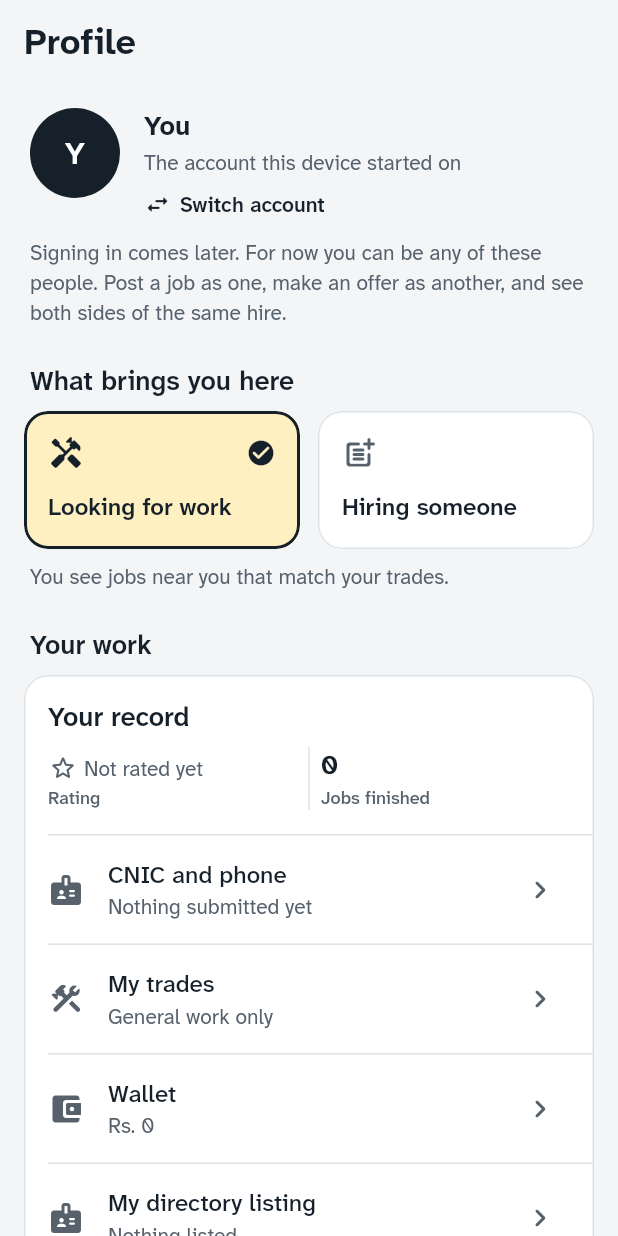
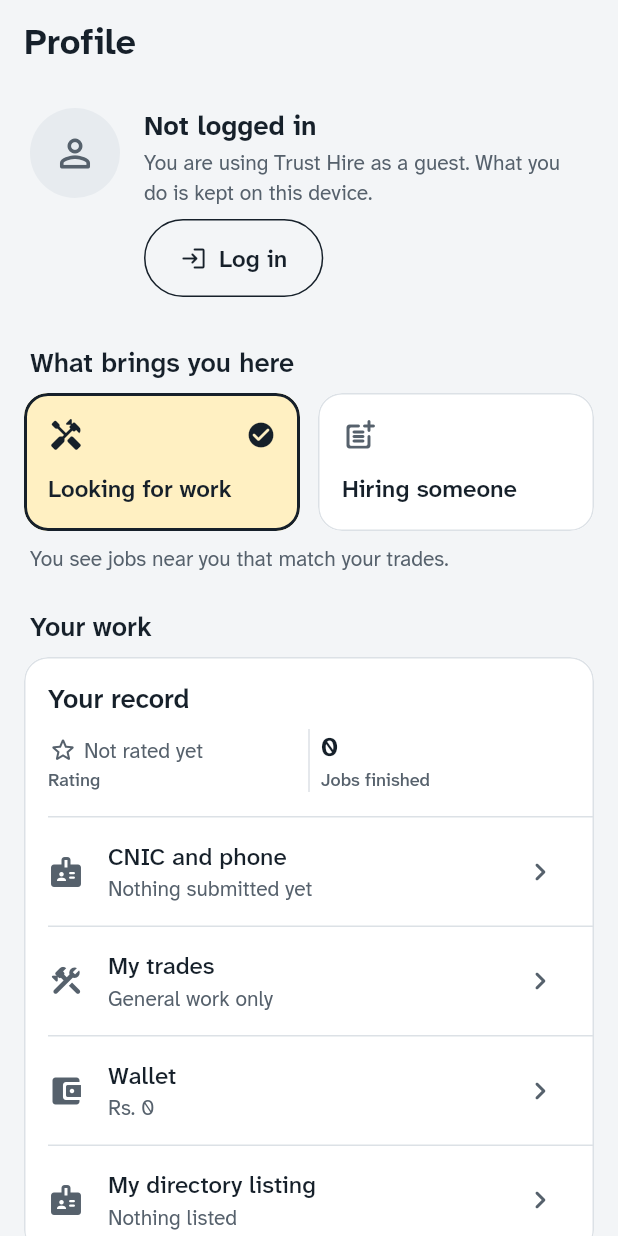
Before and after one commit to HamzaAnjum96/Trust-Hire, a Flutter app: the ProfileScreen screen opened directly, on a phone screen of 412 x 824 dp. Run offline on Flutter 3.47's test engine with Material 3 defaults, Android fonts, the phone set to English and light mode, and no system bars; our stand-ins replace audioplayers, flutter_map, geolocator, image_picker, latlong2, shared_preferences and 1 more; missing offline and left inert: record; accounts and stored records are empty.

Commit message:
Log in and out from the profile; no avatar at the top of any screen
The avatar at the top right of Jobs, Directory and Activity opened an
account switcher. It is gone. The profile now says who is logged in, with
Log out, or that nobody is, with Log in, which lists the demo people. Being
nobody is being a guest on this device: the device's own account, whose
work is kept here under no one's name. Logging in or out replaces the last
note on screen rather than queueing behind it.

The navigation rail gets a focus colour of its own (turmeric at 40% on the
ink shell), since Material draws rail focus at a few percent; the keyboard
walk now reaches the rail on a desktop and checks it.

Co-Authored-By: Claude Opus 5.5 <noreply@anthropic.com>
Claude-Session: https://claude.ai/code/session_01R9Kadtc5ZtJezFf1n63pfW

```diff
--- a/code/frontend/lib/app/account_controller.dart
+++ b/code/frontend/lib/app/account_controller.dart
@@ -28,6 +28,13 @@ class AccountController extends ChangeNotifier {
     notifyListeners();
   }
 
+  /// Whether somebody is logged in. The device's own account is being a
+  /// guest: what it does is kept on this device, under no one's name.
+  bool get loggedIn => !_active.isDevice;
+
+  /// Back to being a guest on this device.
+  Future<void> logOut() => switchTo(DemoAccounts.device);
+
   Future<void> switchTo(DemoAccount account) async {
     if (account.id == _active.id) return;
 
--- a/code/frontend/lib/features/account/account_switcher.dart
+++ b/code/frontend/lib/features/account/account_switcher.dart
@@ -7,7 +7,6 @@ import '../../app/job_controller.dart';
 import '../../core/tokens.dart';
 import '../../l10n/app_localizations.dart';
 import '../../models/account.dart';
-import '../../widgets/focus_ring.dart';
 
 /// The name to show for an account, in the reader's language.
 ///
@@ -57,28 +56,11 @@ class AccountAvatar extends StatelessWidget {
   }
 }
 
-/// The app-bar control that says who you are and opens the switcher.
+/// Logging in: the people you can be.
 ///
-/// On every destination rather than only on the profile screen: which account
-/// is active changes what the map, the feed and the activity list show, so it
-/// belongs where those are, not two taps away in settings.
-class AccountButton extends StatelessWidget {
-  const AccountButton({super.key});
-
-  @override
-  Widget build(BuildContext context) {
-    final strings = AppStrings.of(context);
-    final account = context.watch<AccountController>().active;
-
-    return IconButton(
-      tooltip: '${strings.switchAccount} · ${accountName(account, strings)}',
-      onPressed: () => AccountSheet.open(context),
-      icon: AccountAvatar(account: account, radius: 16),
-    );
-  }
-}
-
-/// The list of people you can be.
+/// There is no password yet (Section 13a), so logging in is choosing one of
+/// the demo people. The guest, the device's own account, is not listed: going
+/// back to it is logging out, from the profile.
 class AccountSheet extends StatelessWidget {
   const AccountSheet({super.key});
 
@@ -107,10 +89,10 @@ class AccountSheet extends StatelessWidget {
           mainAxisSize: MainAxisSize.min,
           crossAxisAlignment: CrossAxisAlignment.start,
           children: [
-            Text(strings.demoAccounts, style: theme.textTheme.titleLarge),
+            Text(strings.logInTitle, style: theme.textTheme.titleLarge),
             const SizedBox(height: BrandSizing.spaceXs),
             Text(
-              strings.demoAccountsExplain,
+              strings.logInExplain,
               style: theme.textTheme.bodyMedium?.copyWith(
                 color: theme.colorScheme.onSurfaceVariant,
               ),
@@ -121,6 +103,7 @@ class AccountSheet extends StatelessWidget {
                 shrinkWrap: true,
                 children: [
                   for (final account in accounts.roster)
+                    if (!account.isDevice)
                       _AccountTile(
                         account: account,
                         isActive: account.id == accounts.activeId,
@@ -177,10 +160,12 @@ class _AccountTile extends StatelessWidget {
               await context.read<AccountController>().switchTo(account);
 
               navigator.pop();
-              messenger.showSnackBar(
+              messenger
+                ..hideCurrentSnackBar()
+                ..showSnackBar(
                   SnackBar(
                     content: Text(
-                    strings.nowActingAs(accountName(account, strings)),
+                      strings.loggedInAs(accountName(account, strings)),
                     ),
                   ),
                 );
@@ -189,13 +174,14 @@ class _AccountTile extends StatelessWidget {
   }
 }
 
-/// Who you are, at the head of the profile — and the way to be someone else.
+/// Who you are, at the head of the profile, and the way to log in or out.
 ///
-/// **A header, not a card** since 0.23: a large avatar, the name at page
-/// size, where they are, and "Switch account" said in words under it, the
-/// way a profile with more than one account usually says it. The whole row
-/// opens the switcher. It used to be a bordered list tile under a "Demo
-/// accounts" heading, which put the demo's mechanics above the person.
+/// **Logging in and out lives here, and only here, since 0.26.** It used to
+/// be an avatar at the top right of every destination that opened a
+/// switcher; somebody looking at jobs had a stranger's initials in the
+/// corner of the screen and no word for what the circle did. Now the profile
+/// says plainly who is logged in, with *Log out*, or that nobody is, with
+/// *Log in*.
 class AccountCard extends StatelessWidget {
   const AccountCard({super.key});
 
@@ -203,16 +189,11 @@ class AccountCard extends StatelessWidget {
   Widget build(BuildContext context) {
     final strings = AppStrings.of(context);
     final theme = Theme.of(context);
-    final account = context.watch<AccountController>().active;
+    final accounts = context.watch<AccountController>();
+    final account = accounts.active;
+    final loggedIn = accounts.loggedIn;
 
-    return Material(
-      type: MaterialType.transparency,
-      child: FocusRing(
-        radius: BrandRadius.largeAll,
-        child: InkWell(
-          onTap: () => AccountSheet.open(context),
-          borderRadius: BrandRadius.largeAll,
-          child: Padding(
+    return Padding(
       padding: const EdgeInsets.symmetric(
         horizontal: BrandSizing.spaceXs,
         vertical: BrandSizing.spaceSm,
@@ -220,57 +201,70 @@ class AccountCard extends StatelessWidget {
       child: Row(
         crossAxisAlignment: CrossAxisAlignment.start,
         children: [
-                AccountAvatar(account: account, radius: 30),
+          if (loggedIn)
+            AccountAvatar(account: account, radius: 30)
+          else
+            // A guest has no initials: a person glyph, in the same circle.
+            CircleAvatar(
+              radius: 30,
+              backgroundColor: context.colours.tint,
+              child: Icon(
+                Icons.person_outline_rounded,
+                size: 30,
+                color: context.colours.textMuted,
+              ),
+            ),
           const SizedBox(width: BrandSizing.spaceMd),
           Expanded(
             child: Column(
               crossAxisAlignment: CrossAxisAlignment.start,
               children: [
-                      // Section size, bold: under the page's own "Profile" a
-                      // second 24px heading would compete with it.
+                // Section size, bold: under the page's own "Profile" a second
+                // 24px heading would compete with it.
                 Text(
-                        accountName(account, strings),
+                  loggedIn
+                      ? accountName(account, strings)
+                      : strings.notLoggedIn,
                   style: theme.textTheme.titleLarge?.copyWith(
                     fontWeight: FontWeight.w700,
                   ),
                 ),
                 const SizedBox(height: 2),
                 Text(
-                        account.area ??
+                  !loggedIn
+                      ? strings.guestHelp
+                      : (account.area ??
                             (account.isAdmin
                                 ? strings.accountStaffHelp
-                                : strings.accountYouHelp),
+                                : strings.accountYouHelp)),
                   style: theme.textTheme.bodyMedium,
                 ),
                 const SizedBox(height: BrandSizing.spaceSm),
-                      Row(
-                        mainAxisSize: MainAxisSize.min,
-                        children: [
-                          Icon(
-                            Icons.swap_horiz_rounded,
-                            size: 18,
-                            color: context.colours.text,
-                          ),
-                          const SizedBox(width: BrandSizing.spaceXs + 2),
-                          Flexible(
-                            child: Text(
-                              strings.switchAccount,
-                              style: BrandType.supporting.copyWith(
-                                color: context.colours.text,
-                                fontWeight: FontWeight.w600,
-                              ),
-                            ),
-                          ),
-                        ],
+                if (loggedIn)
+                  OutlinedButton.icon(
+                    onPressed: () async {
+                      final messenger = ScaffoldMessenger.of(context);
+                      await context.read<AccountController>().logOut();
+                      messenger
+                        ..hideCurrentSnackBar()
+                        ..showSnackBar(
+                          SnackBar(content: Text(strings.loggedOutNote)),
+                        );
+                    },
+                    icon: const Icon(Icons.logout_rounded),
+                    label: Text(strings.logOut),
+                  )
+                else
+                  OutlinedButton.icon(
+                    onPressed: () => AccountSheet.open(context),
+                    icon: const Icon(Icons.login_rounded),
+                    label: Text(strings.logIn),
                   ),
               ],
             ),
           ),
         ],
       ),
-          ),
-        ),
-      ),
     );
   }
 }
--- a/code/frontend/lib/features/directory/directory_screen.dart
+++ b/code/frontend/lib/features/directory/directory_screen.dart
@@ -16,7 +16,6 @@ import '../../widgets/search_bar_frame.dart';
 import '../../widgets/initials_avatar.dart';
 import '../../widgets/meta_chip.dart';
 import '../../widgets/state_views.dart';
-import '../account/account_switcher.dart';
 import '../assistant/assistant_screen.dart';
 import '../map/location_controller.dart';
 import '../premium/premium_rules.dart';
@@ -138,7 +137,6 @@ class _DirectoryScreenState extends State<DirectoryScreen> {
             title: Text(strings.navDirectory),
             titleSpacing: NavigationToolbar.kMiddleSpacing + inset,
             actionsPadding: EdgeInsetsDirectional.only(end: inset),
-            actions: const [AccountButton()],
           ),
           body: ReadableWidth(
             child: ListView(
--- a/code/frontend/lib/features/jobs/my_jobs_screen.dart
+++ b/code/frontend/lib/features/jobs/my_jobs_screen.dart
@@ -26,7 +26,6 @@ import '../../widgets/state_views.dart';
 import 'job_details_sheet.dart';
 import 'job_row.dart';
 import 'saved_jobs_controller.dart';
-import '../account/account_switcher.dart';
 
 /// Activity: what arrived, and what you are keeping an eye on.
 ///
@@ -77,7 +76,6 @@ class _MyJobsScreenState extends State<MyJobsScreen>
             title: Text(strings.navActivity),
             titleSpacing: NavigationToolbar.kMiddleSpacing + inset,
             actionsPadding: EdgeInsetsDirectional.only(end: inset),
-            actions: const [AccountButton()],
             bottom: TabBar(
               padding: EdgeInsetsDirectional.only(start: inset, end: inset),
               controller: _tabs,
--- a/code/frontend/lib/features/profile/profile_screen.dart
+++ b/code/frontend/lib/features/profile/profile_screen.dart
@@ -50,7 +50,6 @@ class ProfileScreen extends StatelessWidget {
   Widget build(BuildContext context) {
     final strings = AppStrings.of(context);
     final settings = context.watch<SettingsController>();
-    final theme = Theme.of(context);
     final isAdmin = context.watch<AccountController>().active.isAdmin;
 
     // The bar lines up with the column under it; see [readableInset].
@@ -75,18 +74,6 @@ class ProfileScreen extends StatelessWidget {
                 // account can change the role underneath it — and a control that
                 // silently reorders the one below should sit above it.
                 const AccountCard(),
-                Padding(
-                  padding: const EdgeInsetsDirectional.fromSTEB(
-                    BrandSizing.spaceXs,
-                    BrandSizing.spaceXs,
-                    BrandSizing.spaceXs,
-                    0,
-                  ),
-                  child: Text(
-                    strings.demoAccountsExplain,
-                    style: theme.textTheme.bodyMedium,
-                  ),
-                ),
 
                 // Straight after the account, because for the one account that
                 // has it this is the whole reason to be here — and burying it
--- a/code/frontend/lib/l10n/app_en.arb
+++ b/code/frontend/lib/l10n/app_en.arb
@@ -829,27 +829,47 @@
   "@factUsualFare": {
     "description": "Label under the average fare a worker charges, in their record's fact bar. An aggregate, never per job."
   },
-  "demoAccounts": "Demo accounts",
-  "@demoAccounts": {
-    "description": "Heading for the account switcher"
-  },
-  "demoAccountsExplain": "Signing in comes later. For now you can be any of these people. Post a job as one, make an offer as another, and see both sides of the same hire.",
-  "@demoAccountsExplain": {
-    "description": "Explains why an app with no accounts has an account switcher"
-  },
   "accountYou": "You",
   "@accountYou": {
     "description": "Name of the account the app starts on"
   },
   "accountYouHelp": "The account this device started on",
-  "switchAccount": "Switch account",
-  "nowActingAs": "You are now {name}",
-  "@nowActingAs": {
+  "logIn": "Log in",
+  "@logIn": {
+    "description": "Button on the profile: choose which demo person to be."
+  },
+  "logOut": "Log out",
+  "@logOut": {
+    "description": "Button on the profile: stop being a demo person and go back to being a guest on this device."
+  },
+  "notLoggedIn": "Not logged in",
+  "@notLoggedIn": {
+    "description": "Profile heading when nobody is logged in."
+  },
+  "guestHelp": "You are using Trust Hire as a guest. What you do is kept on this device.",
+  "@guestHelp": {
+    "description": "Under the profile heading when nobody is logged in."
+  },
+  "logInTitle": "Log in",
+  "@logInTitle": {
+    "description": "Title of the sheet listing the people you can log in as."
+  },
+  "logInExplain": "Signing in with a password comes later. For now, choose who to be: post a job as one person, make an offer as another, and see both sides of the same hire.",
+  "@logInExplain": {
+    "description": "Explains the demo log-in sheet."
+  },
+  "loggedInAs": "Logged in as {name}",
+  "@loggedInAs": {
+    "description": "Confirmation after logging in.",
     "placeholders": {
       "name": {
         "type": "String"
       }
     }
+  },
+  "loggedOutNote": "Logged out. You are a guest on this device.",
+  "@loggedOutNote": {
+    "description": "Confirmation after logging out."
   },
   "accountPostings": "{count, plural, =0{No jobs posted} =1{1 job posted} other{{count} jobs posted}}",
   "@accountPostings": {
--- a/code/frontend/lib/l10n/app_localizations.dart
+++ b/code/frontend/lib/l10n/app_localizations.dart
@@ -1874,18 +1874,6 @@ abstract class AppStrings {
   /// **'Usual fare'**
   String get factUsualFare;
 
-  /// Heading for the account switcher
-  ///
-  /// In en, this message translates to:
-  /// **'Demo accounts'**
-  String get demoAccounts;
-
-  /// Explains why an app with no accounts has an account switcher
-  ///
-  /// In en, this message translates to:
-  /// **'Signing in comes later. For now you can be any of these people. Post a job as one, make an offer as another, and see both sides of the same hire.'**
-  String get demoAccountsExplain;
-
   /// Name of the account the app starts on
   ///
   /// In en, this message translates to:
@@ -1898,17 +1886,53 @@ abstract class AppStrings {
   /// **'The account this device started on'**
   String get accountYouHelp;
 
-  /// No description provided for @switchAccount.
-  ///
-  /// In en, this message translates to:
-  /// **'Switch account'**
-  String get switchAccount;
-
-  /// No description provided for @nowActingAs.
-  ///
-  /// In en, this message translates to:
-  /// **'You are now {name}'**
-  String nowActingAs(String name);
+  /// Button on the profile: choose which demo person to be.
+  ///
+  /// In en, this message translates to:
+  /// **'Log in'**
+  String get logIn;
+
+  /// Button on the profile: stop being a demo person and go back to being a guest on this device.
+  ///
+  /// In en, this message translates to:
+  /// **'Log out'**
+  String get logOut;
+
+  /// Profile heading when nobody is logged in.
+  ///
+  /// In en, this message translates to:
+  /// **'Not logged in'**
+  String get notLoggedIn;
+
+  /// Under the profile heading when nobody is logged in.
+  ///
+  /// In en, this message translates to:
+  /// **'You are using Trust Hire as a guest. What you do is kept on this device.'**
+  String get guestHelp;
+
+  /// Title of the sheet listing the people you can log in as.
+  ///
+  /// In en, this message translates to:
+  /// **'Log in'**
+  String get logInTitle;
+
+  /// Explains the demo log-in sheet.
+  ///
+  /// In en, this message translates to:
+  /// **'Signing in with a password comes later. For now, choose who to be: post a job as one person, make an offer as another, and see both sides of the same hire.'**
+  String get logInExplain;
+
+  /// Confirmation after logging in.
+  ///
+  /// In en, this message translates to:
+  /// **'Logged in as {name}'**
+  String loggedInAs(String name);
+
+  /// Confirmation after logging out.
+  ///
+  /// In en, this message translates to:
+  /// **'Logged out. You are a guest on this device.'**
+  String get loggedOutNote;
 
   /// No description provided for @accountPostings.
   ///
--- a/code/frontend/lib/l10n/app_localizations_en.dart
+++ b/code/frontend/lib/l10n/app_localizations_en.dart
@@ -1063,25 +1063,38 @@ class AppStringsEn extends AppStrings {
   String get factUsualFare => 'Usual fare';
 
   @override
-  String get demoAccounts => 'Demo accounts';
-
-  @override
-  String get demoAccountsExplain =>
-      'Signing in comes later. For now you can be any of these people. Post a job as one, make an offer as another, and see both sides of the same hire.';
-
-  @override
   String get accountYou => 'You';
 
   @override
   String get accountYouHelp => 'The account this device started on';
 
   @override
-  String get switchAccount => 'Switch account';
-
-  @override
-  String nowActingAs(String name) {
-    return 'You are now $name';
-  }
+  String get logIn => 'Log in';
+
+  @override
+  String get logOut => 'Log out';
+
+  @override
+  String get notLoggedIn => 'Not logged in';
+
+  @override
+  String get guestHelp =>
+      'You are using Trust Hire as a guest. What you do is kept on this device.';
+
+  @override
+  String get logInTitle => 'Log in';
+
+  @override
+  String get logInExplain =>
+      'Signing in with a password comes later. For now, choose who to be: post a job as one person, make an offer as another, and see both sides of the same hire.';
+
+  @override
+  String loggedInAs(String name) {
+    return 'Logged in as $name';
+  }
+
+  @override
+  String get loggedOutNote => 'Logged out. You are a guest on this device.';
 
   @override
   String accountPostings(int count) {
```
Also changed, not shown: code/frontend/lib/app/app_shell.dart (+9 -0 lines), code/frontend/lib/features/map/map_overlays.dart (+2 -30 lines), code/frontend/lib/l10n/app_localizations_ur.dart (+26 -13 lines), code/frontend/lib/l10n/app_ur.arb (+8 -4 lines), 2 other files. Lines whose indentation alone changed are shown as unchanged.
